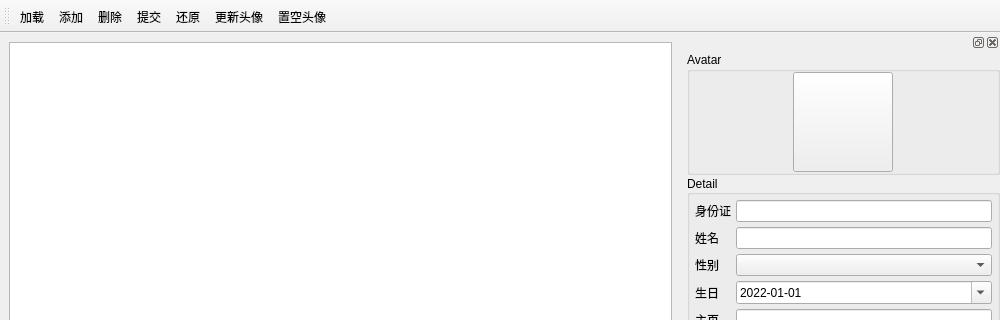
Qt form _en/Computer/Operating_System/Qt_C++_Programming/Contacts/Contacts.ui (bss9395/bss9395.github.io) before a commit; both pictures show x 0 to 1000 and y 0 to 320 of the 1000 by 800 pixel window.
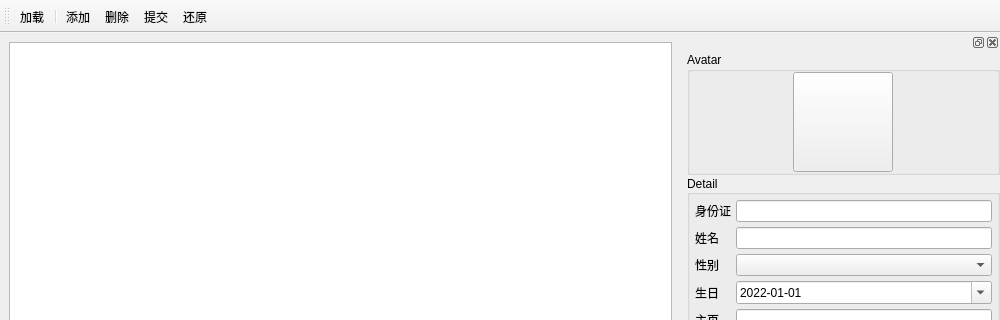
The same form after that commit. Icons and pictures are not drawn.

What changed in the file:
```diff
--- a/_en/Computer/Operating_System/Qt_C++_Programming/Contacts/Contacts.ui
+++ b/_en/Computer/Operating_System/Qt_C++_Programming/Contacts/Contacts.ui
@@ -70,12 +70,11 @@
     <bool>false</bool>
    </attribute>
    <addaction name="A_Load"/>
+   <addaction name="separator"/>
    <addaction name="A_Insert"/>
    <addaction name="A_Delete"/>
    <addaction name="A_Submit"/>
    <addaction name="A_Revert"/>
-   <addaction name="A_Update_Avatar"/>
-   <addaction name="A_Clear_Avatar"/>
   </widget>
   <widget class="QDockWidget" name="DW_Dock">
    <property name="sizePolicy">
```
Left out of the diff: 7 changed lines with no effect on the pictures.
